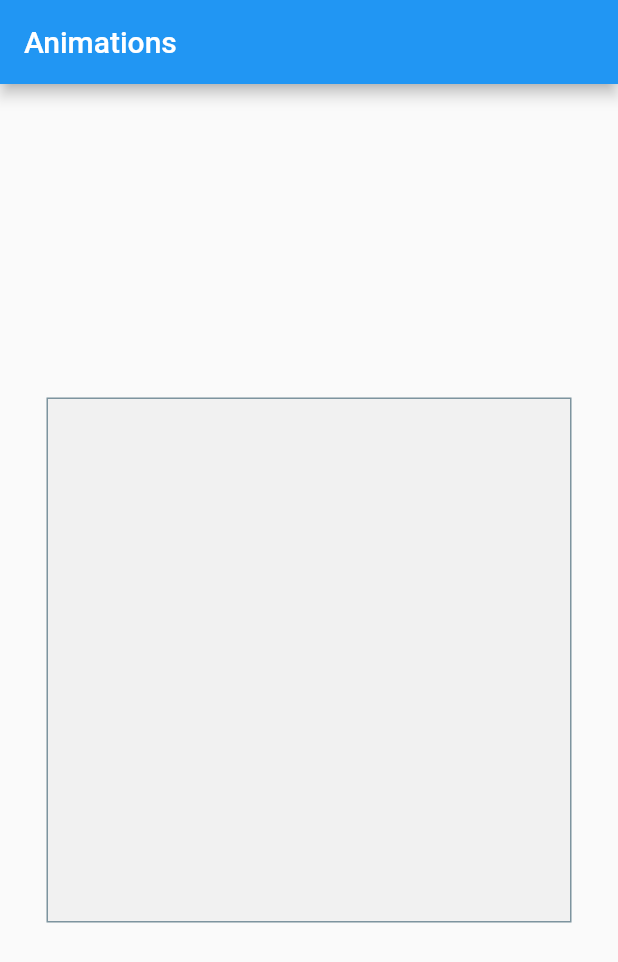
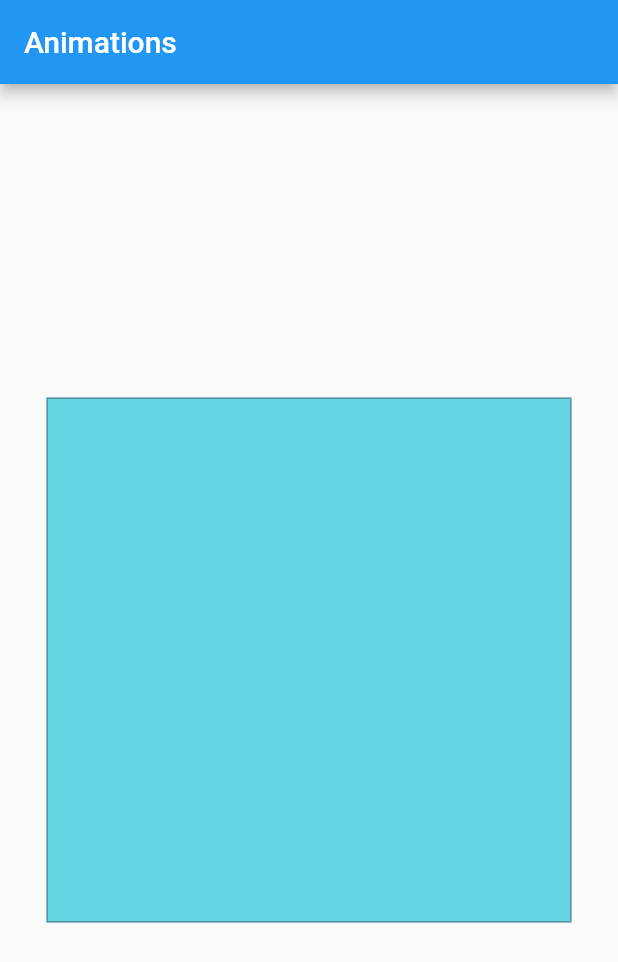
Before and after one commit to nahuelcabrera/flutter_animations, a Flutter app: the screen it shows after launch, on a phone screen of 412 x 824 dp. Shown: the top 962 px of the screen. Run offline on Flutter 3.47's test engine with Material 2 defaults, Android fonts, the phone set to English and light mode, and no system bars.

```diff
--- a/lib/main.dart
+++ b/lib/main.dart
@@ -40,7 +40,7 @@ class _MyAppState extends State<MyApp> with TickerProviderStateMixin
   @override
   Widget build(BuildContext context) {
 
-    timeDilation = 7.0;
+    timeDilation = 15.0;
 
     return MaterialApp(
       home: Scaffold(
@@ -57,7 +57,7 @@ class _MyAppState extends State<MyApp> with TickerProviderStateMixin
               width: 350.0,
               height: 350.0,
               decoration: BoxDecoration(
-                color: Colors.grey.withOpacity(0.1),
+                color: Colors.cyan.withOpacity(0.6),
                 border: Border.all(color: Colors.blueGrey.withOpacity(0.8))
               ),
               child: AnimatedBox(controller: animationController,),
@@ -81,7 +81,7 @@ class AnimatedBox extends StatelessWidget {
     begin: 0.0,
     end: 3.141 * 4
   ).animate(
-    CurvedAnimation(parent: controller, curve: Curves.ease)
+    CurvedAnimation(parent: controller, curve: Interval(0.1, 0.3, curve: Curves.easeIn))
   ), movement = EdgeInsetsTween(
     begin: EdgeInsets.only(bottom: 10.0, left: 0.0),
     end: EdgeInsets.only(bottom: 100.0, left: 75.0)
@@ -91,7 +91,7 @@ class AnimatedBox extends StatelessWidget {
     begin: 50.0,
     end: 200.0
   ).animate(
-      CurvedAnimation(parent: controller, curve: Interval(0.4, 0.6, curve: Curves.fastOutSlowIn))
+      CurvedAnimation(parent: controller, curve: Interval(0.3, 0.6, curve: Curves.fastOutSlowIn))
   ), height = Tween<double>(
       begin: 50.0,
       end: 200.0
@@ -102,10 +102,10 @@ class AnimatedBox extends StatelessWidget {
     begin: BorderRadius.circular(0.0),
     end: BorderRadius.circular(100.0)
   ).animate(
-      CurvedAnimation(parent: controller, curve: Interval(0.6, 0.75, curve: Curves.ease))
+      CurvedAnimation(parent: controller, curve: Interval(0.5, 0.75, curve: Curves.ease))
   ), color = ColorTween(
-    begin: Colors.orange[200],
-    end: Colors.deepPurple[900]
+    begin: Colors.black38,
+    end: Colors.yellow
   ).animate(
     CurvedAnimation(parent: controller, curve: Interval(0.0, 0.75, curve: Curves.linear))
   ), super(key : key);
@@ -137,8 +137,8 @@ class AnimatedBox extends StatelessWidget {
                 decoration: BoxDecoration(
                   color: color.value,
                   border: Border.all(
-                    color: Colors.cyan,
-                    width: 2.0,
+                    color: Colors.orange,
+                    width: 3.0,
                   ),
                   borderRadius: radius.value
                 ),
```
